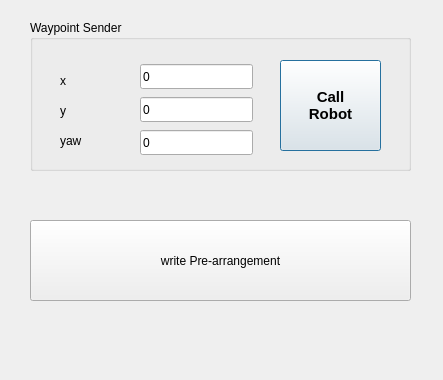
Old version of the form src/rio_ui/rio_ui/ui/user_service.ui in the repository addinedu-ros-4th/ros-repo-1.
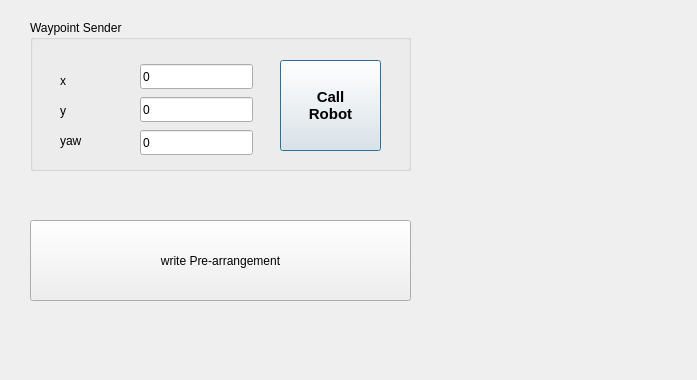
New version of the form.

Patch:
```diff
--- a/src/rio_ui/rio_ui/ui/user_service.ui
+++ b/src/rio_ui/rio_ui/ui/user_service.ui
@@ -6,7 +6,7 @@
    <rect>
     <x>0</x>
     <y>0</y>
-    <width>443</width>
+    <width>697</width>
     <height>380</height>
    </rect>
   </property>
```
